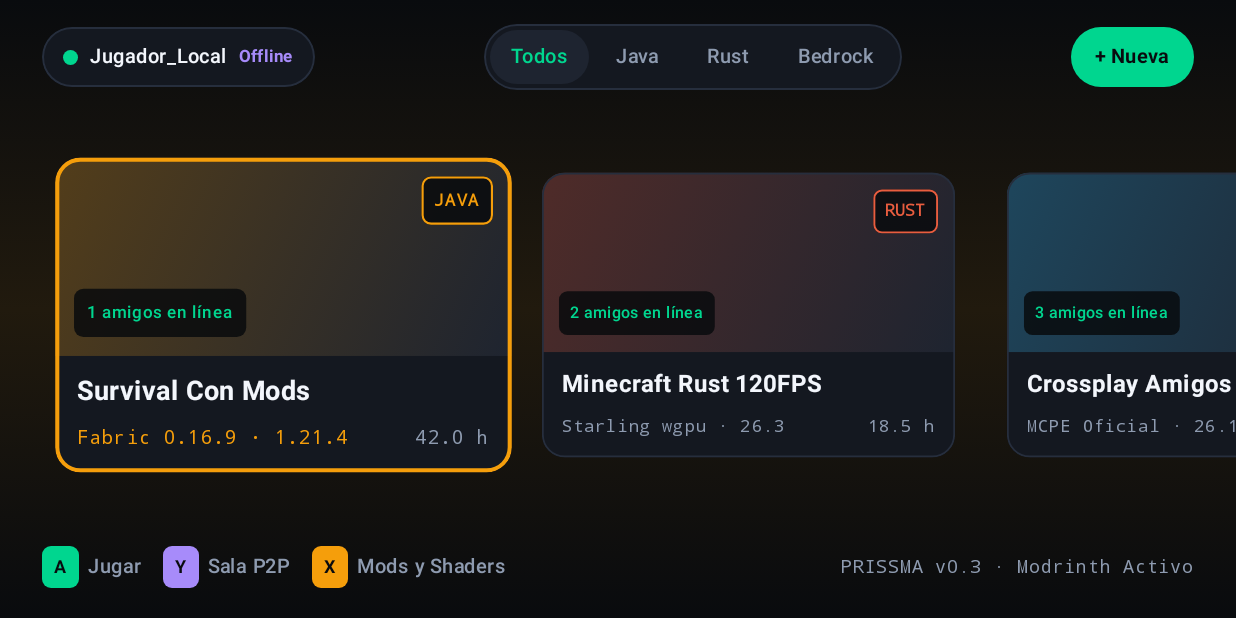
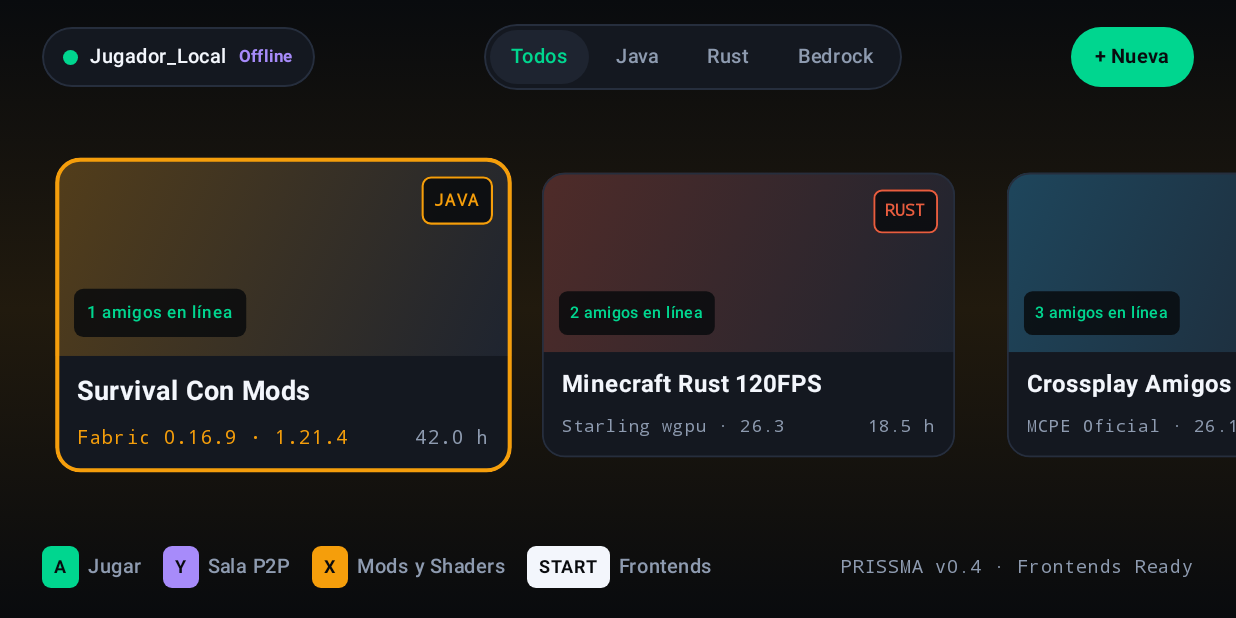
Before and after one commit to nikalbazu24/Biomeria-Launcher, an Android app built with Jetpack Compose: the composable HubScreen shown on its own in the app's theme, after a tap on "Todos", on a phone screen of 824 x 412 dp (held sideways). Run offline under Robolectric (Android 15) with nearby library versions, the phone set to English and light mode, and no system bars.

Commit message:
Update HubScreen.kt

```diff
--- a/app/src/main/java/com/prissma/launcher/ui/hub/HubScreen.kt
+++ b/app/src/main/java/com/prissma/launcher/ui/hub/HubScreen.kt
@@ -28,11 +28,13 @@ import androidx.compose.ui.focus.onFocusChanged
 import androidx.compose.ui.graphics.Brush
 import androidx.compose.ui.graphics.Color
 import androidx.compose.ui.input.key.*
+import androidx.compose.ui.platform.LocalContext
 import androidx.compose.ui.text.font.FontFamily
 import androidx.compose.ui.text.font.FontWeight
 import androidx.compose.ui.text.style.TextOverflow
 import androidx.compose.ui.unit.dp
 import androidx.compose.ui.unit.sp
+import com.prissma.launcher.data.InstanceStorage
 import com.prissma.launcher.ui.theme.Prissma
 import com.prissma.launcher.ui.workshop.ContentWorkshopScreen
 import java.util.Locale
@@ -62,52 +64,45 @@ data class GameInstance(
 )
 
 @Composable
-fun HubScreen() {
-    var playerName by remember { mutableStateOf("Jugador_Local") }
-    var accountType by remember { mutableStateOf("Offline") }
+fun HubScreen(
+    externalLaunchInstanceId: String? = null,
+    sourceFrontendPackage: String? = null,
+    onConsumeExternalLaunch: () -> Unit = {}
+) {
+    val context = LocalContext.current
+    val storage = remember { InstanceStorage(context) }
+
+    val initialProfile = remember { storage.loadProfile() }
+    var playerName by remember { mutableStateOf(initialProfile.playerName) }
+    var accountType by remember { mutableStateOf(initialProfile.accountType) }
+
     var selectedFilter by remember { mutableStateOf(EngineFilter.ALL) }
     var focusedIndex by remember { mutableIntStateOf(0) }
     var bannerMessage by remember { mutableStateOf<String?>(null) }
 
     var showNewInstanceDialog by remember { mutableStateOf(false) }
     var showAccountDialog by remember { mutableStateOf(false) }
+    var showFrontendBridgeDialog by remember { mutableStateOf(false) }
     var workshopTargetInstance by remember { mutableStateOf<GameInstance?>(null) }
 
-    var instances by remember {
-        mutableStateOf(
-            listOf(
-                GameInstance(
-                    id = "survival-mods-java",
-                    title = "Survival Con Mods",
-                    engine = EngineType.JAVA,
-                    version = "1.21.4",
-                    loader = "Fabric 0.16.9",
-                    playtimeHours = 42.0f,
-                    friendsOnline = 1
-                ),
-                GameInstance(
-                    id = "rust-120fps",
-                    title = "Minecraft Rust 120FPS",
-                    engine = EngineType.RUST,
-                    version = "26.3",
-                    loader = "Starling wgpu",
-                    playtimeHours = 18.5f,
-                    friendsOnline = 2
-                ),
-                GameInstance(
-                    id = "crossplay-bedrock",
-                    title = "Crossplay Amigos",
-                    engine = EngineType.BEDROCK,
-                    version = "26.10",
-                    loader = "MCPE Oficial",
-                    playtimeHours = 11.2f,
-                    friendsOnline = 3
-                )
-            )
-        )
+    var instances by remember { mutableStateOf(storage.loadInstances()) }
+
+    // Detecta si Cocoon, iiSU o Díptico ordenó arrancar una instancia específica
+    LaunchedEffect(externalLaunchInstanceId) {
+        val targetId = externalLaunchInstanceId ?: return@LaunchedEffect
+        selectedFilter = EngineFilter.ALL
+        val foundIndex = instances.indexOfFirst { it.id == targetId }
+        if (foundIndex >= 0) {
+            focusedIndex = foundIndex
+            val target = instances[foundIndex]
+            val origin = sourceFrontendPackage ?: "Frontend externo"
+            bannerMessage = "Arranque directo desde $origin: ${target.title} (${target.engine.displayName})"
+        } else {
+            bannerMessage = "Instancia solicitada no encontrada ($targetId)"
+        }
+        onConsumeExternalLaunch()
     }
 
-    // Si el usuario abrió el Taller de Modrinth, mostramos esa pantalla
     workshopTargetInstance?.let { target ->
         ContentWorkshopScreen(
             instance = target,
@@ -122,7 +117,9 @@ fun HubScreen() {
     }
 
     LaunchedEffect(selectedFilter) {
-        focusedIndex = 0
+        if (focusedIndex > visibleInstances.lastIndex) {
+            focusedIndex = 0
+        }
     }
 
     val listState = rememberLazyListState()
@@ -165,12 +162,14 @@ fun HubScreen() {
                         val list = EngineFilter.entries
                         val prev = (list.indexOf(selectedFilter) - 1 + list.size) % list.size
                         selectedFilter = list[prev]
+                        focusedIndex = 0
                         true
                     }
                     Key.ButtonR1 -> {
                         val list = EngineFilter.entries
                         val next = (list.indexOf(selectedFilter) + 1) % list.size
                         selectedFilter = list[next]
+                        focusedIndex = 0
                         true
                     }
                     Key.ButtonA, Key.DirectionCenter, Key.Enter -> {
@@ -187,6 +186,10 @@ fun HubScreen() {
                         focusedInstance?.let {
                             bannerMessage = "Sala P2P lista para ${it.title}"
                         }
+                        true
+                    }
+                    Key.ButtonStart -> {
+                        showFrontendBridgeDialog = true
                         true
                     }
                     else -> false
@@ -266,7 +269,10 @@ fun HubScreen() {
                                 .background(
                                     if (isSelected) Prissma.colors.surfaceElevated else Color.Transparent
                                 )
-                                .clickable { selectedFilter = filter }
+                                .clickable {
+                                    selectedFilter = filter
+                                    focusedIndex = 0
+                                }
                                 .padding(horizontal = 14.dp, vertical = 6.dp)
                         ) {
                             Text(
@@ -393,10 +399,16 @@ fun HubScreen() {
                             focusedInstance?.let { workshopTargetInstance = it }
                         }
                     )
+                    ActionPill(
+                        glyph = "START",
+                        label = "Frontends",
+                        color = Prissma.colors.textPrimary,
+                        onClick = { showFrontendBridgeDialog = true }
+                    )
                 }
 
                 Text(
-                    text = "PRISSMA v0.3 · Modrinth Activo",
+                    text = "PRISSMA v0.4 · Frontends Ready",
                     color = Prissma.colors.textMuted,
                     fontSize = 12.sp,
                     fontFamily = FontFamily.Monospace
@@ -414,11 +426,13 @@ fun HubScreen() {
                         version = version,
                         loader = engine.defaultLoader
                     )
-                    instances = listOf(newItem) + instances
+                    val updated = listOf(newItem) + instances
+                    instances = updated
+                    storage.saveInstances(updated)
                     selectedFilter = EngineFilter.ALL
                     focusedIndex = 0
                     showNewInstanceDialog = false
-                    bannerMessage = "Instancia '$title' creada en motor ${engine.displayName}"
+                    bannerMessage = "Instancia '$title' guardada y exportada (.mcinst)"
                 }
             )
         }
@@ -431,8 +445,27 @@ fun HubScreen() {
                 onSave = { newName, newType ->
                     playerName = newName
                     accountType = newType
+                    storage.saveProfile(newName, newType)
                     showAccountDialog = false
                 }
+            )
+        }
+
+        if (showFrontendBridgeDialog) {
+            FrontendBridgeDialog(
+                exportFolderPath = storage.exportInstancesDir.absolutePath,
+                selectedInstance = focusedInstance,
+                canDeleteSelected = focusedInstance != null && instances.size > 1,
+                onDeleteSelected = {
+                    val target = focusedInstance ?: return@FrontendBridgeDialog
+                    val updated = instances.filterNot { it.id == target.id }
+                    instances = updated
+                    storage.saveInstances(updated)
+                    focusedIndex = 0
+                    showFrontendBridgeDialog = false
+                    bannerMessage = "Instancia '${target.title}' eliminada"
+                },
+                onDismiss = { showFrontendBridgeDialog = false }
             )
         }
     }
@@ -587,6 +620,69 @@ private fun ActionPill(
 }
 
 @Composable
+private fun FrontendBridgeDialog(
+    exportFolderPath: String,
+    selectedInstance: GameInstance?,
+    canDeleteSelected: Boolean,
+    onDeleteSelected: () -> Unit,
+    onDismiss: () -> Unit
+) {
+    AlertDialog(
+        onDismissRequest = onDismiss,
+        containerColor = Prissma.colors.surfaceCard,
+        title = {
+            Text(
+                text = "Integración Cocoon, iiSU y Díptico",
+                color = Prissma.colors.textPrimary
+            )
+        },
+        text = {
+            Column(verticalArrangement = Arrangement.spacedBy(10.dp)) {
+                Text(
+                    text = "Carpeta de cartuchos .mcinst (para Cocoon):",
+                    color = Prissma.colors.textMuted,
+                    fontSize = 12.sp
+                )
+                Text(
+                    text = exportFolderPath,
+                    color = Prissma.colors.brandAccent,
+                    fontSize = 11.sp,
+                    fontFamily = FontFamily.Monospace
+                )
+                selectedInstance?.let { inst ->
+                    Text(
+                        text = "Enlace directo de '${inst.title}':",
+                        color = Prissma.colors.textMuted,
+                        fontSize = 12.sp
+                    )
+                    Text(
+                        text = "prissma://launch?instance_id=${inst.id}",
+                        color = Prissma.colors.netP2P,
+                        fontSize = 11.sp,
+                        fontFamily = FontFamily.Monospace
+                    )
+                }
+            }
+        },
+        confirmButton = {
+            Button(
+                onClick = onDismiss,
+                colors = ButtonDefaults.buttonColors(containerColor = Prissma.colors.brandAccent)
+            ) {
+                Text("Listo", color = Prissma.colors.surfaceVoid, fontWeight = FontWeight.Bold)
+            }
+        },
+        dismissButton = {
+            if (canDeleteSelected) {
+                TextButton(onClick = onDeleteSelected) {
+                    Text("Eliminar Instancia", color = Color(0xFFF87171))
+                }
+            }
+        }
+    )
+}
+
+@Composable
 private fun NewInstanceDialog(
     onDismiss: () -> Unit,
     onCreate: (String, EngineType, String) -> Unit
```
